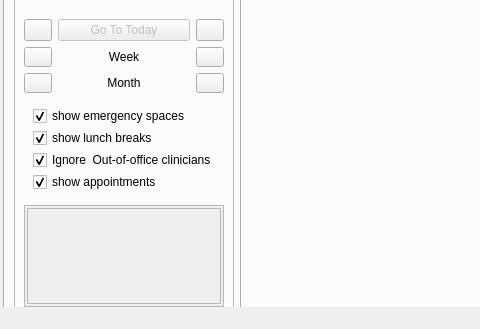
This is src/openmolar/qt-designer/main.ui in rowinggolfer/openmolar1 as Qt 5 draws it before an edit; both pictures show x 0 to 480 and y 234 to 563 of the 1018 by 563 pixel window. The edited form follows.
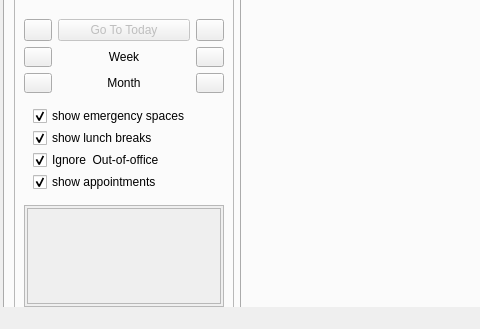
This is the edited form. The open tabs and pages were chosen to show the change. Icons and pictures are not drawn.

Diff of the .ui file:
```diff
--- a/src/openmolar/qt-designer/main.ui
+++ b/src/openmolar/qt-designer/main.ui
@@ -4078,7 +4078,7 @@
                    <item>
                     <widget class="QCheckBox" name="weekView_outOfOffice_checkBox">
                      <property name="text">
-                      <string>Ignore  Out-of-office clinicians</string>
+                      <string>Ignore  Out-of-office</string>
                      </property>
                      <property name="checked">
                       <bool>true</bool>
```
Left out of the diff: 8 changed lines with no effect on the pictures.
